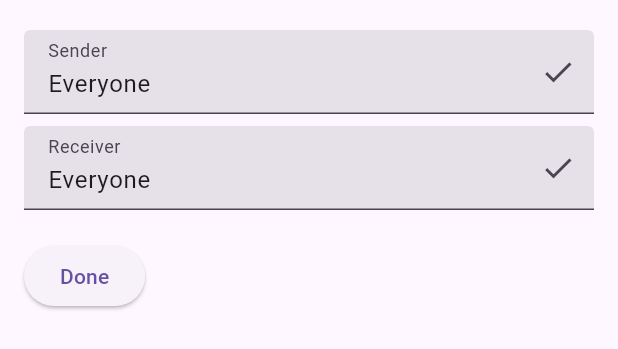
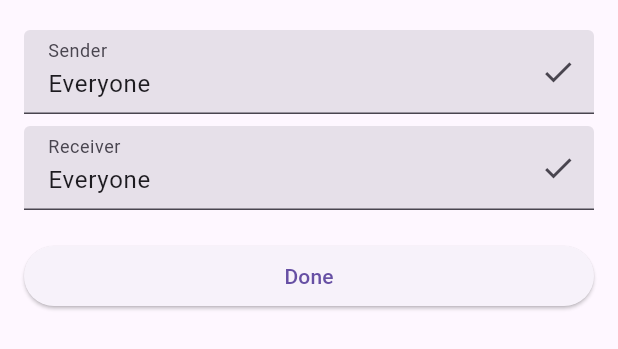
Before and after one commit to Zehua-Chen/zoom-chat-viewer, a Flutter app: the FiltersForm widget shown alone on an empty page, opened directly with empty values, on a phone screen of 412 x 824 dp. Shown: the top 349 px of the screen. Run offline on Flutter 3.47's test engine with Material 2 defaults, Android fonts, the phone set to English and light mode, and no system bars; our stand-ins replace file_picker.

Commit message:
[feat] Improve Presentation of FiltersForm

```diff
--- a/lib/widgets/filters_form.dart
+++ b/lib/widgets/filters_form.dart
@@ -79,8 +79,8 @@ class _FiltersFormState extends State<FiltersForm> {
   Widget build(BuildContext context) {
     return Padding(
       padding: const EdgeInsets.all(16),
-      child: Column(
-        crossAxisAlignment: CrossAxisAlignment.start,
+      child: ListView(
+        shrinkWrap: true,
         children: [
           _input(
             context: context,
```
